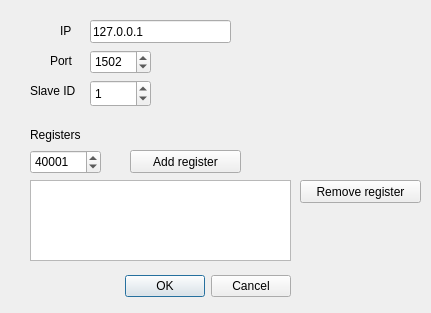
Qt form src/settingsdialog.ui (ModbusScope/ModbusScope) before a commit.
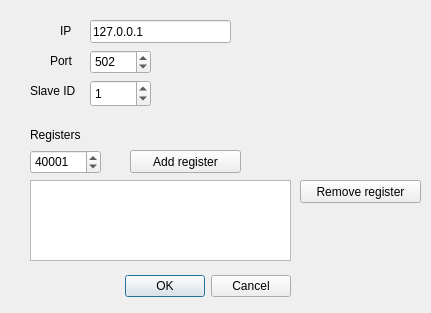
The same form after that commit.

Commit message: Change default port to 502

Patch:
```diff
--- a/src/settingsdialog.ui
+++ b/src/settingsdialog.ui
@@ -55,7 +55,7 @@
     <number>2000</number>
    </property>
    <property name="value">
-    <number>1502</number>
+    <number>502</number>
    </property>
   </widget>
   <widget class="QLabel" name="label_2">
```
